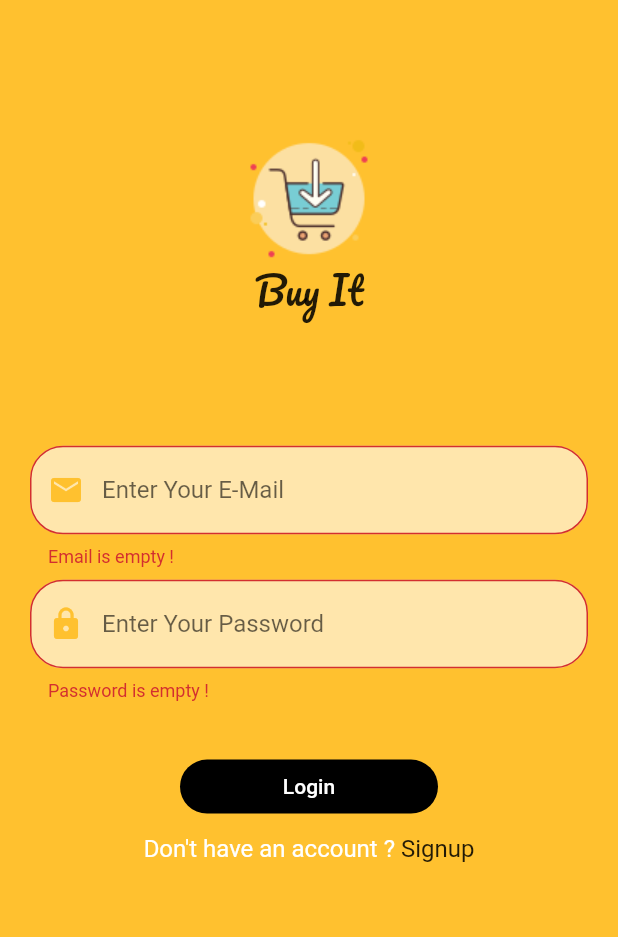
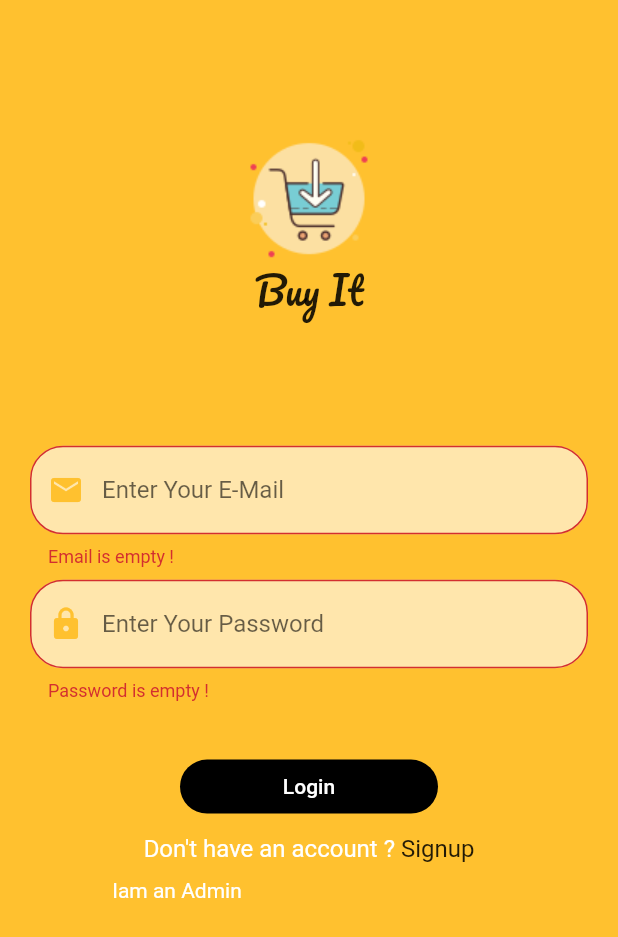
Before and after one commit to AhmedAdly20/EcommerceApp, a Flutter app: the screen it shows after launch, after a tap on "Login", on a phone screen of 412 x 824 dp. Shown: the top 937 px of the screen. Run offline on Flutter 3.47's test engine with Material 2 defaults, Android fonts, the phone set to English and light mode, and no system bars; our stand-ins replace firebase_auth, modal_progress_hud; accounts and stored records are empty.

Commit message:
Switching Between Admin & User Login

```diff
--- a/lib/main.dart
+++ b/lib/main.dart
@@ -1,4 +1,7 @@
+import 'package:ecommerce/provider/adminMode.dart';
 import 'package:ecommerce/provider/modelHud.dart';
+import 'package:ecommerce/screens/admin/adminHome.dart';
+import 'package:ecommerce/screens/user/homePage.dart';
 import 'package:ecommerce/screens/signup_screen.dart';
 import 'package:flutter/material.dart';
 import 'package:ecommerce/screens/login_screen.dart';
@@ -9,13 +12,22 @@ main()=>runApp(MyApp());
 class MyApp extends StatelessWidget {
   @override
   Widget build(BuildContext context) {
-    return ChangeNotifierProvider<ModelHud>(
+    return MultiProvider(
+      providers: [
+        ChangeNotifierProvider<ModelHud>(
           create: (context) => ModelHud(),
+        ),
+        ChangeNotifierProvider<AdminMode>(
+          create: (context) => AdminMode(),
+        )
+      ],
       child: MaterialApp(
           initialRoute: LoginScreen.id,
           routes: {
             LoginScreen.id: (context)=> LoginScreen(),
             SignupScreen.id: (context)=> SignupScreen(),
+            HomePage.id: (context) =>HomePage(),
+            AdminHome.id: (context) =>AdminHome(),
           },
       ),
     );
--- /dev/null
+++ b/lib/provider/adminMode.dart
@@ -0,0 +1,9 @@
+import 'package:flutter/cupertino.dart';
+
+class AdminMode extends ChangeNotifier{
+  bool isAdmin = false;
+  changeIsAdmin(bool value){
+    isAdmin = value;
+    notifyListeners();
+  }
+}
--- a/lib/screens/login_screen.dart
+++ b/lib/screens/login_screen.dart
@@ -1,5 +1,8 @@
 import 'package:ecommerce/constants.dart';
+import 'package:ecommerce/provider/adminMode.dart';
 import 'package:ecommerce/provider/modelHud.dart';
+import 'package:ecommerce/screens/admin/adminHome.dart';
+import 'package:ecommerce/screens/user/homePage.dart';
 import 'package:ecommerce/screens/signup_screen.dart';
 import 'package:ecommerce/services/auth.dart';
 import 'package:ecommerce/widgets/custom_logo.dart';
@@ -14,6 +17,8 @@ class LoginScreen extends StatelessWidget {
   static String id = 'LoginScreen';
   String _email, _password;
   final _auth = Auth();
+  bool isAdmin = false;
+  final adminPassword = 'admin123';
   @override
   Widget build(BuildContext context) {
     double height = MediaQuery.of(context).size.height;
@@ -55,25 +60,7 @@ class LoginScreen extends StatelessWidget {
                     shape: RoundedRectangleBorder(
                         borderRadius: BorderRadius.circular(20.0)),
                     onPressed: () async {
-                      final modelHud =
-                          Provider.of<ModelHud>(context, listen: false);
-                      modelHud.changeIsLoading(true);
-                      if (_globalKey.currentState.validate()) {
-                        try {
-                          _globalKey.currentState.save();
-                          final _result = await _auth.signIn(_email, _password);
-                          modelHud.changeIsLoading(false);
-                          // navigator to home
-                        } on PlatformException catch (e) {
-                          modelHud.changeIsLoading(false);
-                          Scaffold.of(context).showSnackBar(SnackBar(
-                            content: Text(
-                              e.message,
-                            ),
-                          ));
-                        }
-                      }
-                      modelHud.changeIsLoading(false);
+                      _validate(context);
                     },
                     child: Text(
                       'Login',
@@ -108,11 +95,84 @@ class LoginScreen extends StatelessWidget {
                     ),
                   )
                 ],
-              )
-            ],
+              ),
+              Padding(
+                padding: const EdgeInsets.symmetric(horizontal: 30, vertical: 10),
+                child: Row(
+                  children: <Widget>[
+                    Expanded(
+                      child: GestureDetector(
+                        onTap: (){
+                          Provider.of<AdminMode>(context,listen: false).changeIsAdmin(true);
+                        },
+                        child: Text(
+                          'Iam an Admin',
+                          textAlign: TextAlign.center,
+                          style: TextStyle(
+                            color: Provider.of<AdminMode>(context).isAdmin ? kMainColor : Colors.white
+                          ),
+                        ),
+                      )
+                    ),
+                    Expanded(
+                      child: GestureDetector(
+                        onTap: (){
+                          Provider.of<AdminMode>(context,listen: false).changeIsAdmin(false);
+                        },
+                        child: Text(
+                          'Iam a User',
+                          textAlign: TextAlign.center,
+                          style: TextStyle(
+                            color: Provider.of<AdminMode>(context).isAdmin ? Colors.white : kMainColor
+                          ),
+                        ),
+                      )
+                    ),
+                  ],
+                ),
+              ),
+            ]
           ),
         ),
       ),
     );
   }
+
+  void _validate(BuildContext context) async{
+    final modelhud = Provider.of<ModelHud>(context, listen: false);
+    modelhud.changeIsLoading(true);
+    if (_globalKey.currentState.validate()) {
+      _globalKey.currentState.save();
+      // if he is admin
+      if (Provider.of<AdminMode>(context, listen: false).isAdmin) {
+        if (_password == adminPassword) {
+          try {
+            await _auth.signIn(_email.trim(), _password.trim());
+            Navigator.pushNamed(context, AdminHome.id);
+          } catch (e) {
+            modelhud.changeIsLoading(false);
+            Scaffold.of(context).showSnackBar(SnackBar(
+              content: Text(e.message),
+            ));
+          }
+        } else {
+          modelhud.changeIsLoading(false);
+          Scaffold.of(context).showSnackBar(SnackBar(
+            content: Text('Something went wrong !'),
+          ));
+        }
+      } else {
+        try {
+          await _auth.signIn(_email, _password);
+          Navigator.pushNamed(context, HomePage.id);
+        } catch (e) {
+          Scaffold.of(context).showSnackBar(SnackBar(
+            content: Text(e.message),
+          ));
+        }
+      }
+    }
+    modelhud.changeIsLoading(false);
+  }
+
 }
--- a/lib/screens/signup_screen.dart
+++ b/lib/screens/signup_screen.dart
@@ -1,6 +1,7 @@
 import 'package:ecommerce/constants.dart';
 import 'package:ecommerce/provider/modelHud.dart';
 import 'package:ecommerce/screens/login_screen.dart';
+import 'package:ecommerce/screens/user/homePage.dart';
 import 'package:ecommerce/widgets/custom_logo.dart';
 import 'package:ecommerce/widgets/cutsom_textfield.dart';
 import 'package:flutter/material.dart';
@@ -30,6 +31,7 @@ class SignupScreen extends StatelessWidget {
                 height: height * 0.1,
               ),
               CustomTextField(
+                onClick: (){},
                 hint: 'Enter Your Name',
                 icon: Icons.perm_identity,
               ),
@@ -72,7 +74,7 @@ class SignupScreen extends StatelessWidget {
                             final _authResult =
                                 await _auth.signUp(_email, _password);
                             modelHud.changeIsLoading(false);
-                            // Navigate to home page
+                            Navigator.pushNamed(context, HomePage.id);
                           } on PlatformException catch (e) {
                             modelHud.changeIsLoading(false);
                             Scaffold.of(context).showSnackBar(SnackBar(
```
Also changed, not shown: lib/screens/admin/adminHome.dart (added, +18 -0 lines), lib/screens/user/homePage.dart (added, +18 -0 lines). Lines whose indentation alone changed are shown as unchanged.
